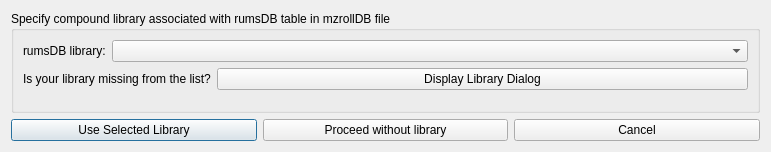
First picture: the form in src/maven/forms/setrumsDBdialog.ui, repository eugenemel/maven, before the edit.
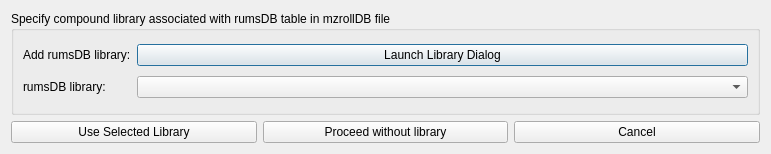
Second picture: the form after the edit.

Commit message: Connect SetRumsDBDialog to library dialog.

What changed in the file:
```diff
--- a/src/maven/forms/setrumsDBdialog.ui
+++ b/src/maven/forms/setrumsDBdialog.ui
@@ -7,21 +7,14 @@
     <x>0</x>
     <y>0</y>
     <width>771</width>
-    <height>152</height>
+    <height>154</height>
    </rect>
   </property>
   <property name="windowTitle">
    <string>Connect Spectral Library to rumsDB Table</string>
   </property>
   <layout class="QGridLayout" name="gridLayout">
-   <item row="2" column="0">
-    <widget class="QPushButton" name="btnUseSelected">
-     <property name="text">
-      <string>Use Selected Library</string>
-     </property>
-    </widget>
-   </item>
-   <item row="0" column="0" colspan="3">
+   <item row="3" column="0" colspan="3">
     <widget class="QGroupBox" name="grp_box">
      <property name="title">
       <string>Specify compound library associated with rumsDB table in mzrollDB file</string>
@@ -33,39 +26,6 @@
       <bool>false</bool>
      </property>
      <layout class="QGridLayout">
-      <item row="4" column="0" colspan="2">
-       <layout class="QFormLayout" name="formLayout">
-        <property name="sizeConstraint">
-         <enum>QLayout::SetMaximumSize</enum>
-        </property>
-        <item row="0" column="0">
-         <widget class="QLabel" name="lblLibraryMissing">
-          <property name="sizePolicy">
-           <sizepolicy hsizetype="MinimumExpanding" vsizetype="Preferred">
-            <horstretch>0</horstretch>
-            <verstretch>0</verstretch>
-           </sizepolicy>
-          </property>
-          <property name="text">
-           <string>Is your library missing from the list?</string>
-          </property>
-         </widget>
-        </item>
-        <item row="0" column="1">
-         <widget class="QPushButton" name="btnLibDialog">
-          <property name="sizePolicy">
-           <sizepolicy hsizetype="MinimumExpanding" vsizetype="Fixed">
-            <horstretch>0</horstretch>
-            <verstretch>0</verstretch>
-           </sizepolicy>
-          </property>
-          <property name="text">
-           <string>Display Library Dialog</string>
-          </property>
-         </widget>
-        </item>
-       </layout>
-      </item>
       <item row="3" column="1">
        <widget class="QComboBox" name="cmbLoadedLibraries">
         <property name="sizePolicy">
@@ -83,17 +43,38 @@
         </property>
        </widget>
       </item>
+      <item row="0" column="0">
+       <widget class="QLabel" name="lblAddLibrary">
+        <property name="text">
+         <string>Add rumsDB library:</string>
+        </property>
+       </widget>
+      </item>
+      <item row="0" column="1">
+       <widget class="QPushButton" name="btnSelectLibrary">
+        <property name="text">
+         <string>Launch Library Dialog</string>
+        </property>
+       </widget>
+      </item>
      </layout>
     </widget>
    </item>
-   <item row="2" column="2">
+   <item row="4" column="0">
+    <widget class="QPushButton" name="btnUseSelected">
+     <property name="text">
+      <string>Use Selected Library</string>
+     </property>
+    </widget>
+   </item>
+   <item row="4" column="2">
     <widget class="QPushButton" name="btnCancel">
      <property name="text">
       <string>Cancel</string>
      </property>
     </widget>
    </item>
-   <item row="2" column="1">
+   <item row="4" column="1">
     <widget class="QPushButton" name="btnNoLibrary">
      <property name="text">
       <string>Proceed without library</string>
```
The commit also changes 4 other files.
